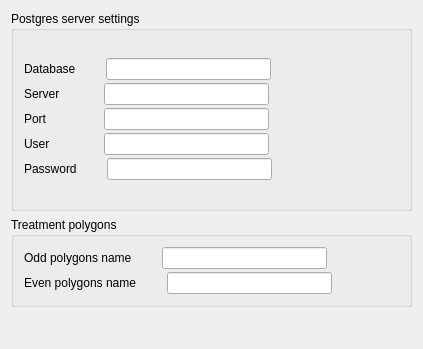
Old version of the form gui/settings/options_settings_dlg_base.ui in the repository franciscocamellon/lallemand_plant_care.
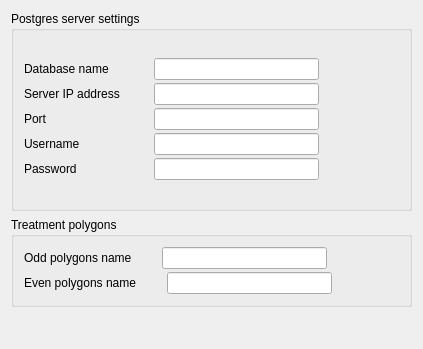
New version of the form. Custom widgets are drawn as their Qt base class.

```diff
--- a/gui/settings/options_settings_dlg_base.ui
+++ b/gui/settings/options_settings_dlg_base.ui
@@ -67,7 +67,7 @@
            <widget class="QLabel" name="databaseNameLabel_2">
             <property name="minimumSize">
              <size>
-              <width>50</width>
+              <width>100</width>
               <height>0</height>
              </size>
             </property>
@@ -75,7 +75,7 @@
              <string notr="true">font: 8pt &quot;MS Shell Dlg 2&quot;;</string>
             </property>
             <property name="text">
-             <string>Database</string>
+             <string>Database name</string>
             </property>
            </widget>
           </item>
@@ -138,7 +138,7 @@
            <widget class="QLabel" name="serverIpLabel">
             <property name="minimumSize">
              <size>
-              <width>50</width>
+              <width>100</width>
               <height>0</height>
              </size>
             </property>
@@ -146,7 +146,7 @@
              <string notr="true">font: 8pt &quot;MS Shell Dlg 2&quot;;</string>
             </property>
             <property name="text">
-             <string>Server</string>
+             <string>Server IP address</string>
             </property>
            </widget>
           </item>
@@ -209,7 +209,7 @@
            <widget class="QLabel" name="serverPortLabel">
             <property name="minimumSize">
              <size>
-              <width>50</width>
+              <width>100</width>
               <height>0</height>
              </size>
             </property>
@@ -280,7 +280,7 @@
            <widget class="QLabel" name="serverUserLabel">
             <property name="minimumSize">
              <size>
-              <width>50</width>
+              <width>100</width>
               <height>0</height>
              </size>
             </property>
@@ -288,7 +288,7 @@
              <string notr="true">font: 8pt &quot;MS Shell Dlg 2&quot;;</string>
             </property>
             <property name="text">
-             <string>User</string>
+             <string>Username</string>
             </property>
            </widget>
           </item>
@@ -351,7 +351,7 @@
            <widget class="QLabel" name="serverPasswordLabel">
             <property name="minimumSize">
              <size>
-              <width>50</width>
+              <width>100</width>
               <height>0</height>
              </size>
             </property>
```
